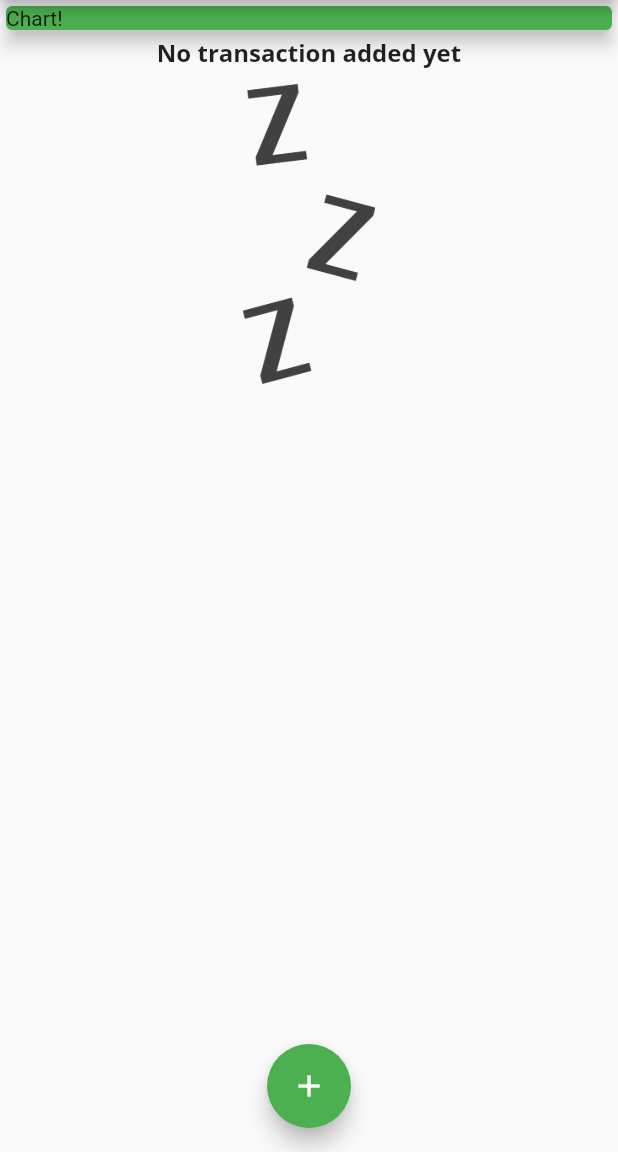
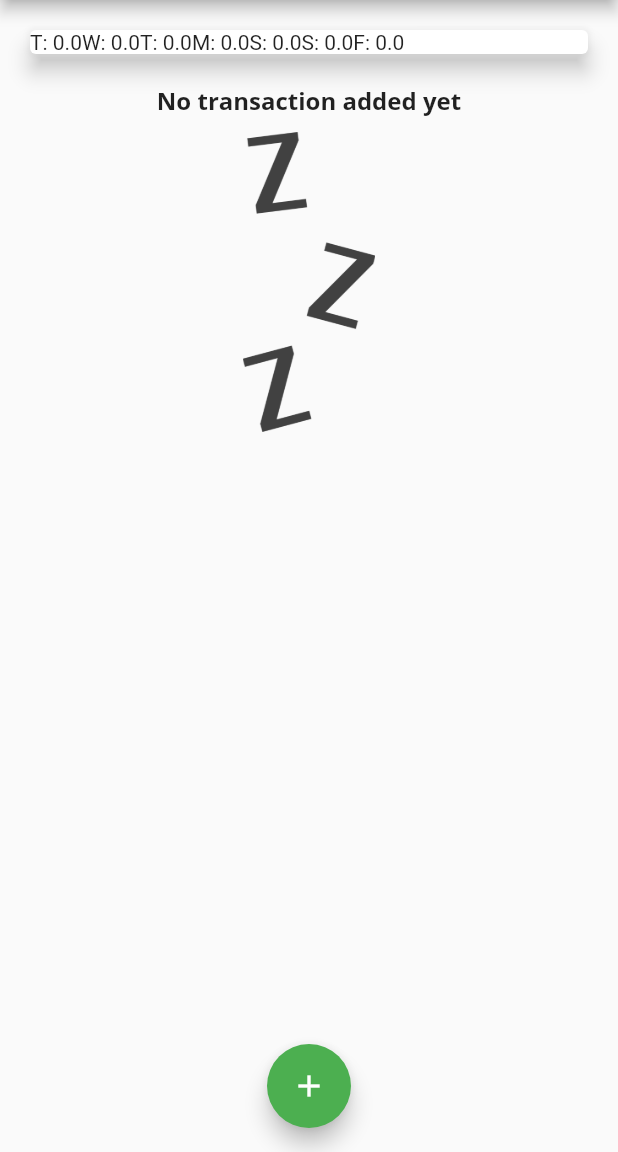
Before and after one commit to JamesRotimi/money_tracker_app, a Flutter app: the screen it shows after launch, on a phone screen of 412 x 824 dp, the part 84-1236 px from its top. Run offline on Flutter 3.47's test engine with Material 2 defaults, Android fonts, the phone set to English and light mode, and no system bars.

Commit message:
building chart login

```diff
--- /dev/null
+++ b/lib/Widgets/chart.dart
@@ -0,0 +1,36 @@
+import 'package:flutter/material.dart';
+import 'package:intl/intl.dart';
+import '../models/transaction.dart';
+
+class Chart extends StatelessWidget {
+
+  final List <Transaction> recentTransactions;
+
+  Chart(this.recentTransactions);
+
+  List <Map<String, Object>> get groupTransactionValues {
+    return List.generate(7, (index){
+      final weekDay = DateTime.now().subtract(Duration(days: index),);
+      var totalSum = 0.0;
+
+      for(var i = 0; i <recentTransactions.length; i++) {
+        if(recentTransactions[i].date.day == weekDay.day && recentTransactions[i].date.month == weekDay.month
+            && recentTransactions[i].date.year == weekDay.year) {
+          totalSum += recentTransactions[i].amount;
+        }
+      }
+
+      return {'day': DateFormat.E().format(weekDay).substring(0,1), 'amount': totalSum};
+    });
+  }
+
+  @override
+  Widget build(BuildContext context) {
+    return Card( elevation: 6, margin: EdgeInsets.all(20),
+      child: Row( children: groupTransactionValues.map((data) {
+        return Text('${data['day']}: ${data['amount']}');
+      }).toList(),
+    )
+    );
+  }
+}
--- a/lib/main.dart
+++ b/lib/main.dart
@@ -1,4 +1,5 @@
 import 'package:flutter/material.dart';
+import 'package:money_tracker_app/Widgets/chart.dart';
 import 'package:money_tracker_app/Widgets/new_transaction.dart';
 import 'package:money_tracker_app/Widgets/transaction_list.dart';
 import './models/transaction.dart';
@@ -54,6 +55,14 @@ class _MyHomePageState extends State<MyHomePage> {
 //        id: 'r2', title: 'Macdonalds', amount: 16.53, date: DateTime.now()),
   ];
 
+  List<Transaction> get _recentTransactions {
+    return _userTransactions.where((tx) {
+      return tx.date.isAfter(DateTime.now().subtract(
+        Duration(days: 7),
+      ));
+    }).toList();
+  }
+
   void _addNewTransaction(String txTitle, double txAmount) {
     final newTx = Transaction(
         title: txTitle,
@@ -95,14 +104,7 @@ class _MyHomePageState extends State<MyHomePage> {
           //mainAxisAlignment: MainAxisAlignment.start,
           crossAxisAlignment: CrossAxisAlignment.stretch,
           children: <Widget>[
-            Container(
-              width: double.maxFinite,
-              child: Card(
-                color: Colors.green,
-                child: Text('Chart!'),
-                elevation: 5,
-              ),
-            ),
+            Chart(_recentTransactions),
             TransactionList(_userTransactions),
           ],
         ),
```
Also changed, not shown: lib/Widgets/chart_bar.dart (added, +50 -0 lines).
